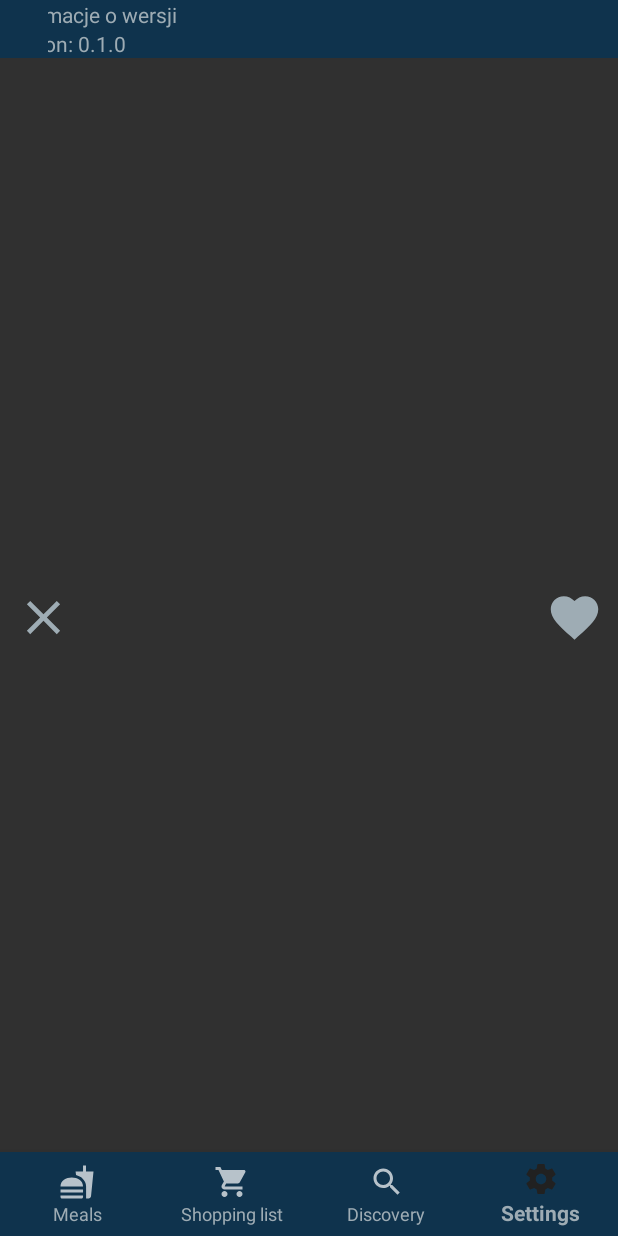
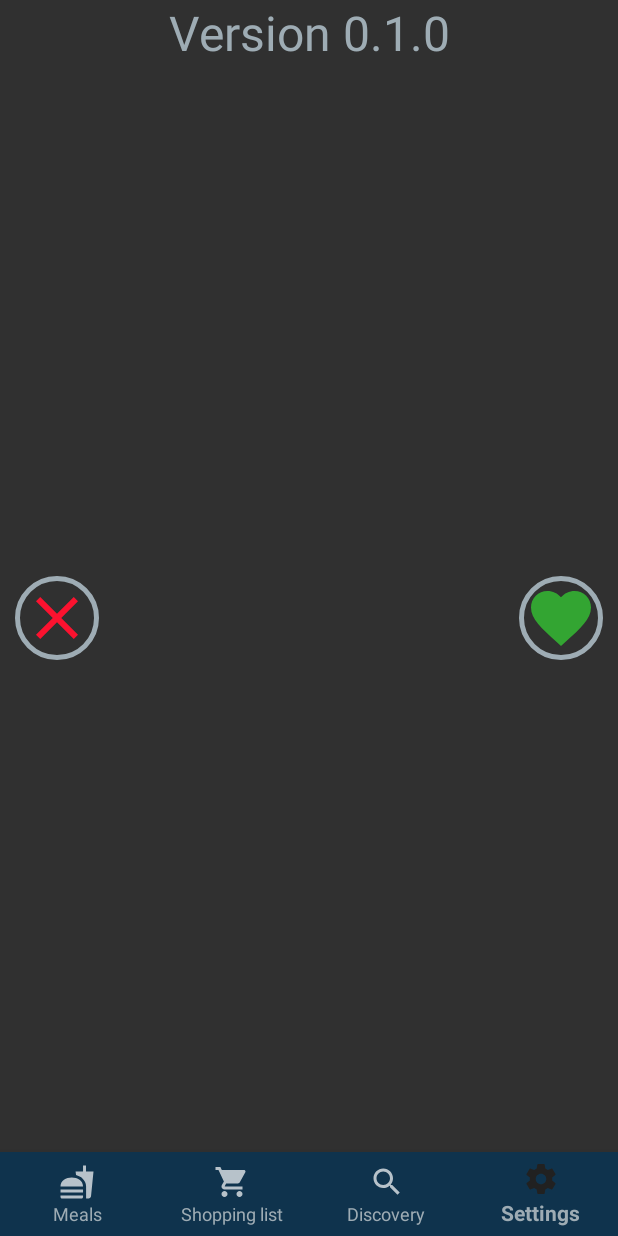
Before and after one commit to MealkyTeam/Mealky, an Android app: the fragment DiscoverFragment placed in its activity, item 4 of the bottom bar chosen, on a phone screen of 412 x 824 dp. Run offline under Robolectric (Android 15) with nearby library versions, the phone set to English and light mode, and no system bars; our stand-ins replace Picasso, RxJava, Timber; pictures from the network do not load; 11 statements that could not run were skipped.

Commit message:
Discover works (but without swipes listeners).

```diff
--- a/app/build.gradle
+++ b/app/build.gradle
@@ -17,7 +17,7 @@ android {
         minSdkVersion 23
         targetSdkVersion 28
         versionCode 1
-        versionName "1.0"
+        versionName "0.1.0"
         testInstrumentationRunner "androidx.test.runner.AndroidJUnitRunner"
     }
     buildTypes {
--- a/app/src/main/java/com/teammealky/mealky/presentation/commons/extension/Extensions.kt
+++ b/app/src/main/java/com/teammealky/mealky/presentation/commons/extension/Extensions.kt
@@ -2,6 +2,7 @@ package com.teammealky.mealky.presentation.commons.extension
 
 import android.graphics.Bitmap
 import android.graphics.drawable.Drawable
+import android.view.View
 import android.widget.ImageView
 import com.google.android.material.bottomnavigation.BottomNavigationView
 import com.teammealky.mealky.R
@@ -56,3 +57,10 @@ fun ImageView.loadImage(url: String, transformation: Transformation? = null,
 
     picasso.into(this, callback)
 }
+
+fun View.isVisible(isVisible: Boolean) {
+    when (isVisible) {
+        true -> this.visibility = View.VISIBLE
+        false -> this.visibility = View.GONE
+    }
+}
--- a/app/src/main/java/com/teammealky/mealky/presentation/discover/DiscoverFragment.kt
+++ b/app/src/main/java/com/teammealky/mealky/presentation/discover/DiscoverFragment.kt
@@ -5,18 +5,22 @@ import android.view.LayoutInflater
 import android.view.View
 import android.view.ViewGroup
 import com.teammealky.mealky.R
+import com.teammealky.mealky.domain.model.Meal
 import com.teammealky.mealky.presentation.App
+import com.teammealky.mealky.presentation.commons.Navigator
+import com.teammealky.mealky.presentation.commons.extension.isVisible
+import com.teammealky.mealky.presentation.commons.extension.loadImage
 import com.teammealky.mealky.presentation.commons.presenter.BaseFragment
-import com.teammealky.mealky.presentation.shoppinglist.ShoppingListPresenter
+import kotlinx.android.synthetic.main.discover_fragment.*
 
-class DiscoverFragment : BaseFragment<DiscoverPresenter, DiscoverPresenter.UI, DiscoverViewModel>(), ShoppingListPresenter.UI {
+class DiscoverFragment : BaseFragment<DiscoverPresenter, DiscoverPresenter.UI, DiscoverViewModel>(),
+        DiscoverPresenter.UI, View.OnClickListener {
 
     override val vmClass = DiscoverViewModel::class.java
 
     override fun onCreate(savedInstanceState: Bundle?) {
         App.get(requireContext()).getComponent().inject(this)
         super.onCreate(savedInstanceState)
-
     }
 
     override fun onCreateView(inflater: LayoutInflater, container: ViewGroup?, savedInstanceState: Bundle?): View? =
@@ -29,7 +33,29 @@ class DiscoverFragment : BaseFragment<DiscoverPresenter, DiscoverPresenter.UI, D
     }
 
     private fun setupView() {
+        presenter?.setup()
 
+        likeImg.setOnClickListener(this)
+        dislikeImg.setOnClickListener(this)
+    }
+
+    override fun onClick(p0: View?) {
+        when (p0?.id) {
+            R.id.likeImg -> presenter?.likeClicked()
+            R.id.dislikeImg -> presenter?.dislikeClicked()
+        }
+    }
+
+    override fun openItem(meal: Meal) {
+        context?.let {
+            Navigator.from(it as Navigator.Navigable).openMeal(meal)
+        }
+    }
+
+    override fun setMeal(meal: Meal) {
+        mealName.text = meal.name
+        mealName.isVisible(true)
+        imageViewBackground.loadImage(meal.images[0])
     }
 
     override fun onDestroy() {
--- a/app/src/main/java/com/teammealky/mealky/presentation/discover/DiscoverPresenter.kt
+++ b/app/src/main/java/com/teammealky/mealky/presentation/discover/DiscoverPresenter.kt
@@ -1,12 +1,53 @@
 package com.teammealky.mealky.presentation.discover
 
+import com.teammealky.mealky.domain.model.Meal
+import com.teammealky.mealky.domain.usecase.meals.ListMealsUseCase
 import com.teammealky.mealky.presentation.commons.presenter.BasePresenter
 import com.teammealky.mealky.presentation.commons.presenter.BaseUI
+import timber.log.Timber
 import javax.inject.Inject
 
-class DiscoverPresenter @Inject constructor(
+class DiscoverPresenter @Inject constructor(private val getMealsUseCase: ListMealsUseCase
 ) : BasePresenter<DiscoverPresenter.UI>() {
+    private var currentMealId = 0
+    private var meals = emptyList<Meal>()
+    fun likeClicked() {
+        ui().perform { it.openItem(meals[currentMealId]) }
+    }
+
+    fun dislikeClicked() {
+        currentMealId++
+        if (meals.size > currentMealId)
+            ui().perform { it.setMeal(meals[currentMealId]) }
+        else
+            setup()
+    }
+
+    fun swipedLeftToRight() {
+
+    }
+
+    fun swipedRightToLeft() {
+
+    }
+
+    fun setup() {
+        currentMealId = 0
+        disposable.add(getMealsUseCase.execute(
+                ListMealsUseCase.Params(0, 0, 0),
+                { list ->
+                    meals = list
+                    ui().perform {
+                        it.setMeal(meals[currentMealId])
+                    }
+                },
+                { e ->
+                    Timber.e("FunName:loadMeals *****ERROR: $e *****")
+                }))
+    }
 
     interface UI : BaseUI {
+        fun openItem(meal: Meal)
+        fun setMeal(meal: Meal)
     }
 }
--- a/app/src/main/java/com/teammealky/mealky/presentation/settings/SettingsFragment.kt
+++ b/app/src/main/java/com/teammealky/mealky/presentation/settings/SettingsFragment.kt
@@ -4,9 +4,11 @@ import android.os.Bundle
 import android.view.LayoutInflater
 import android.view.View
 import android.view.ViewGroup
+import com.teammealky.mealky.BuildConfig
 import com.teammealky.mealky.R
 import com.teammealky.mealky.presentation.App
 import com.teammealky.mealky.presentation.commons.presenter.BaseFragment
+import kotlinx.android.synthetic.main.settings_fragment.*
 
 class SettingsFragment : BaseFragment<SettingsPresenter, SettingsPresenter.UI, SettingsViewModel>(), SettingsPresenter.UI {
 
@@ -28,7 +30,7 @@ class SettingsFragment : BaseFragment<SettingsPresenter, SettingsPresenter.UI, S
     }
 
     private fun setupView() {
-
+        settingInfo.text = getString(R.string.version, BuildConfig.VERSION_NAME)
     }
 
     override fun onDestroy() {
--- /dev/null
+++ b/app/src/main/res/drawable/circle_background.xml
@@ -0,0 +1,16 @@
+<?xml version="1.0" encoding="utf-8"?>
+<shape xmlns:android="http://schemas.android.com/apk/res/android">
+    <stroke
+        android:width="3dp"
+        android:color="#9EACB4"/>
+    <corners
+        android:bottomLeftRadius="32dp"
+        android:bottomRightRadius="32dp"
+        android:topLeftRadius="32dp"
+        android:topRightRadius="32dp"/>
+    <padding
+        android:bottom="4dp"
+        android:left="4dp"
+        android:right="4dp"
+        android:top="4dp"/>
+</shape>
--- a/app/src/main/res/drawable/ic_baseline_favorite_24px.xml
+++ b/app/src/main/res/drawable/ic_baseline_favorite_24px.xml
@@ -1,9 +1,9 @@
 <vector xmlns:android="http://schemas.android.com/apk/res/android"
-    android:width="38dp"
-    android:height="38dp"
+    android:width="48dp"
+    android:height="48dp"
     android:viewportWidth="24"
     android:viewportHeight="24">
   <path
-      android:fillColor="#9EACB4"
+      android:fillColor="#33A532"
       android:pathData="M12,21.35l-1.45,-1.32C5.4,15.36 2,12.28 2,8.5 2,5.42 4.42,3 7.5,3c1.74,0 3.41,0.81 4.5,2.09C13.09,3.81 14.76,3 16.5,3 19.58,3 22,5.42 22,8.5c0,3.78 -3.4,6.86 -8.55,11.54L12,21.35z"/>
 </vector>
--- a/app/src/main/res/drawable/ic_baseline_x_24px.xml
+++ b/app/src/main/res/drawable/ic_baseline_x_24px.xml
@@ -1,9 +1,9 @@
 <vector xmlns:android="http://schemas.android.com/apk/res/android"
-    android:width="38dp"
-    android:height="38dp"
+    android:width="48dp"
+    android:height="48dp"
     android:viewportWidth="24"
     android:viewportHeight="24">
   <path
-      android:fillColor="#9EACB4"
+      android:fillColor="#FB122F"
       android:pathData="M19,6.41L17.59,5 12,10.59 6.41,5 5,6.41 10.59,12 5,17.59 6.41,19 12,13.41 17.59,19 19,17.59 13.41,12z"/>
 </vector>
--- /dev/null
+++ b/app/src/main/res/drawable/rounded_background.xml
@@ -0,0 +1,9 @@
+<?xml version="1.0" encoding="utf-8"?>
+<shape xmlns:android="http://schemas.android.com/apk/res/android" android:shape="rectangle">
+    <solid android:color="@color/bar" />
+    <padding android:left="6dp"
+        android:top="6dp"
+        android:right="6dp"
+        android:bottom="6dp" />
+    <corners android:bottomRightRadius="12dp" />
+</shape>
--- a/app/src/main/res/layout/discover_fragment.xml
+++ b/app/src/main/res/layout/discover_fragment.xml
@@ -4,45 +4,58 @@
     xmlns:tools="http://schemas.android.com/tools"
     android:id="@+id/imageLayout"
     android:layout_width="match_parent"
-    android:layout_height="match_parent"
-    tools:background="@drawable/pancakes">
+    android:layout_height="match_parent">
+
+    <ImageView
+        android:id="@+id/imageViewBackground"
+        android:layout_width="match_parent"
+        android:layout_height="match_parent"
+        android:contentDescription="@string/meal_image"
+        android:scaleType="centerCrop"
+        tools:src="@drawable/pancakes" />
 
     <TextView
-        android:id="@+id/mealDisName"
+        android:id="@+id/mealName"
         android:layout_width="wrap_content"
         android:layout_height="wrap_content"
-        android:layout_marginEnd="16dp"
-        android:layout_marginBottom="16dp"
-        android:background="@color/bar"
+        android:background="@drawable/rounded_background"
         android:clipToPadding="false"
         android:gravity="center"
         android:includeFontPadding="false"
         android:paddingLeft="16dp"
         android:paddingRight="16dp"
+        android:paddingTop="4dp"
+        android:paddingBottom="4dp"
         android:textAlignment="center"
-        android:textSize="32sp"
+        android:textSize="16sp"
         android:textStyle="bold"
+        android:visibility="invisible"
+        tools:visibility="visible"
         tools:text="Naleśniki" />
 
     <ImageButton
-        android:id="@+id/likeDis"
+        android:id="@+id/likeImg"
         android:layout_width="wrap_content"
         android:layout_height="wrap_content"
         android:layout_gravity="center|end"
         android:layout_margin="10dp"
-        android:layout_marginEnd="16dp"
-        android:layout_marginBottom="16dp"
-        android:background="@drawable/ic_baseline_favorite_24px"
-        android:contentDescription="@string/like" />
+        android:background="@drawable/circle_background"
+        android:clickable="true"
+        android:contentDescription="@string/like"
+        android:focusable="true"
+        android:foreground="?android:attr/selectableItemBackground"
+        android:src="@drawable/ic_baseline_favorite_24px" />
 
     <ImageButton
-        android:id="@+id/dislikeDis"
+        android:id="@+id/dislikeImg"
         android:layout_width="wrap_content"
         android:layout_height="wrap_content"
         android:layout_gravity="center|start"
         android:layout_margin="10dp"
-        android:layout_marginEnd="16dp"
-        android:layout_marginBottom="16dp"
-        android:background="@drawable/ic_baseline_x_24px"
-        android:contentDescription="@string/dislike" />
+        android:background="@drawable/circle_background"
+        android:clickable="true"
+        android:contentDescription="@string/dislike"
+        android:focusable="true"
+        android:foreground="?android:attr/selectableItemBackground"
+        android:src="@drawable/ic_baseline_x_24px" />
 </FrameLayout>
--- a/app/src/main/res/layout/settings_fragment.xml
+++ b/app/src/main/res/layout/settings_fragment.xml
@@ -1,35 +1,19 @@
 <?xml version="1.0" encoding="utf-8"?>
 
-<RelativeLayout xmlns:android="http://schemas.android.com/apk/res/android"
-    xmlns:tools="http://schemas.android.com/tools"
+<LinearLayout xmlns:android="http://schemas.android.com/apk/res/android"
     android:id="@+id/settingsItemLayout"
-    android:layout_width="wrap_content"
-    android:layout_height="wrap_content"
-    android:background="@color/bar">
+    android:layout_width="match_parent"
+    android:layout_height="match_parent"
+    android:orientation="vertical">
 
-    <LinearLayout
+    <TextView
+        android:id="@+id/settingInfo"
         android:layout_width="match_parent"
         android:layout_height="wrap_content"
-        android:orientation="vertical"
-        android:layout_toEndOf="@id/imageView">
-
-        <TextView
-            android:id="@+id/settingName"
-            android:layout_width="match_parent"
-            android:layout_height="wrap_content"
-            android:background="@color/bar"
-            android:textColor="@color/barItems"
-            android:text="Informacje o wersji" />
-
-        <TextView
-            android:id="@+id/settingInfo"
-            android:layout_width="match_parent"
-            android:layout_height="wrap_content"
-            android:background="@color/bar"
-            android:textColor="@color/barItems"
-            android:ellipsize="end"
-            android:maxLines="2"
-            android:text="version: 0.1.0"/>
-    </LinearLayout>
-
-</RelativeLayout>
+        android:ellipsize="end"
+        android:maxLines="1"
+        android:textSize="32sp"
+        android:text="@string/version"
+        android:textAlignment="center"
+        android:textColor="@color/barItems" />
+</LinearLayout>
--- a/app/src/main/res/layout/shopping_list_item.xml
+++ b/app/src/main/res/layout/shopping_list_item.xml
@@ -1,17 +1,12 @@
 <?xml version="1.0" encoding="utf-8"?>
 
-<RelativeLayout xmlns:android="http://schemas.android.com/apk/res/android"
+<LinearLayout xmlns:android="http://schemas.android.com/apk/res/android"
     xmlns:tools="http://schemas.android.com/tools"
     android:id="@+id/shopListItemLayout"
-    android:layout_width="wrap_content"
-    android:layout_height="wrap_content"
-    android:background="@color/bar">
-
-    <LinearLayout
     android:layout_width="match_parent"
-        android:layout_height="wrap_content"
-        android:orientation="vertical"
-        android:layout_toEndOf="@id/imageView">
+    android:layout_height="match_parent"
+    android:background="@color/bar"
+    android:orientation="vertical">
 
     <TextView
         android:id="@+id/shopListItemName"
@@ -22,5 +17,3 @@
         tools:text="Naleśniki" />
 
 </LinearLayout>
-
-</RelativeLayout>
--- a/app/src/main/res/values/strings.xml
+++ b/app/src/main/res/values/strings.xml
@@ -8,4 +8,6 @@
     <string name="meal_image">Meal image</string>
     <string name="like">like</string>
     <string name="dislike">dislike</string>
+    <string name="version">Version %s</string>
+    <string name="about_version">About version</string>
 </resources>
```
Lines whose indentation alone changed are shown as unchanged.
